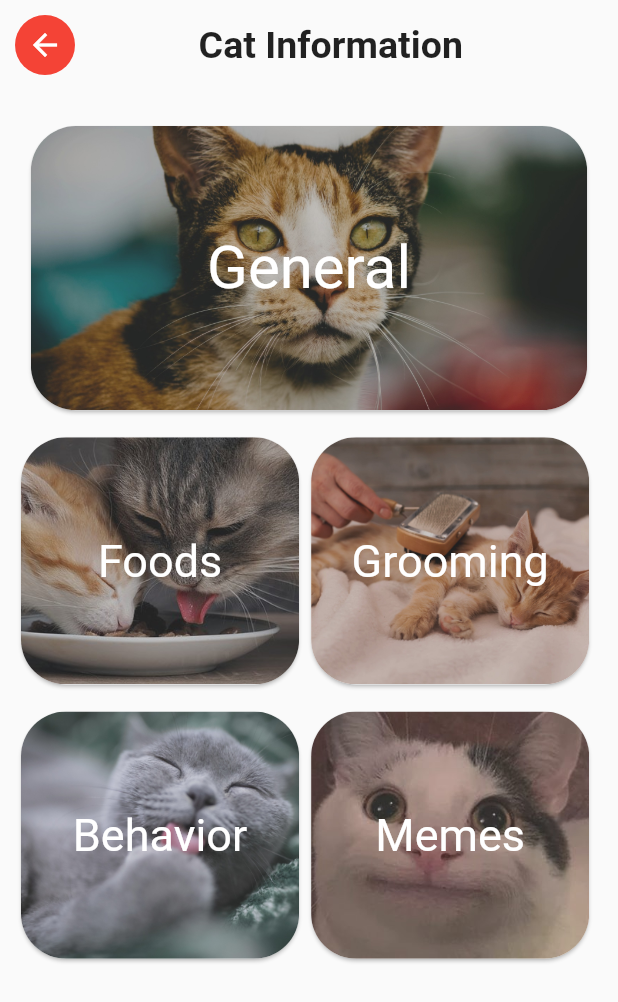
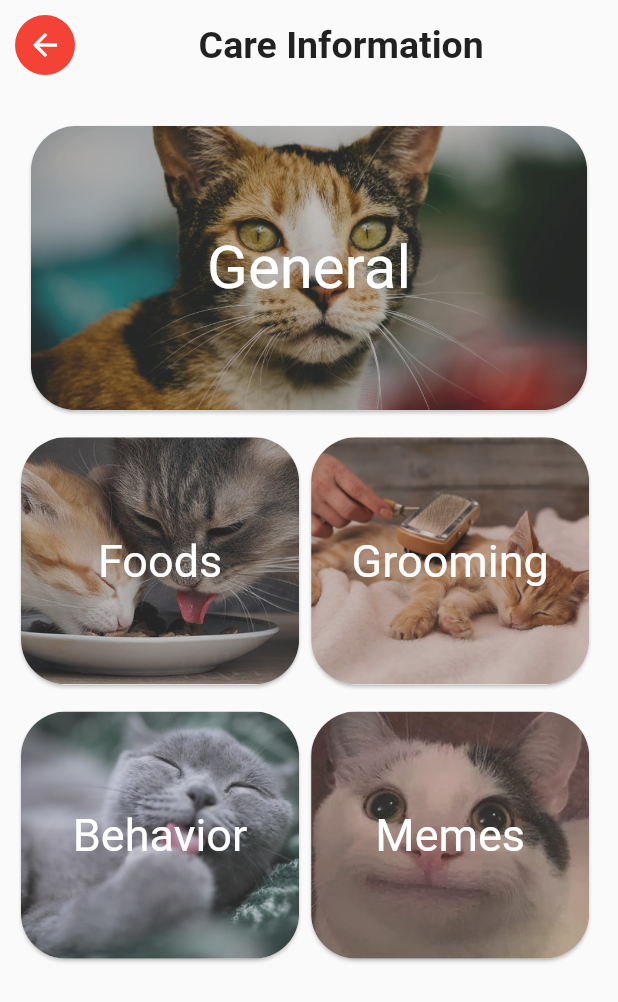
Before and after one commit to iansstuff15/catpedia, a Flutter app: the CareInfo screen opened by its route, on a phone screen of 412 x 824 dp. Shown: the top 1002 px of the screen. Run offline on Flutter 3.47's test engine with Material 2 defaults, Android fonts, the phone set to English and light mode, and no system bars; our stand-ins replace skeletons; missing offline and left inert: dart:ffi.

Commit message:
Changed cat to Care Info

```diff
--- a/lib/screens/cat_info.dart
+++ b/lib/screens/cat_info.dart
@@ -37,7 +37,7 @@ class CareInfo extends StatelessWidget {
             ),
             Container(width: width_ * .20, color: Colors.transparent),
             Text(
-              'Cat Information',
+              'Care Information',
               style: TextStyle(fontSize: 25, fontWeight: FontWeight.bold),
             ),
           ]),
--- a/lib/screens/home.dart
+++ b/lib/screens/home.dart
@@ -235,7 +235,7 @@ class Home extends StatelessWidget {
                                 ),
                                 Container(
                                     child: Text(
-                                  'Cat Info',
+                                  'Care Info',
                                   style: TextStyle(
                                     fontWeight: FontWeight.bold,
                                     fontSize: 18,
```
